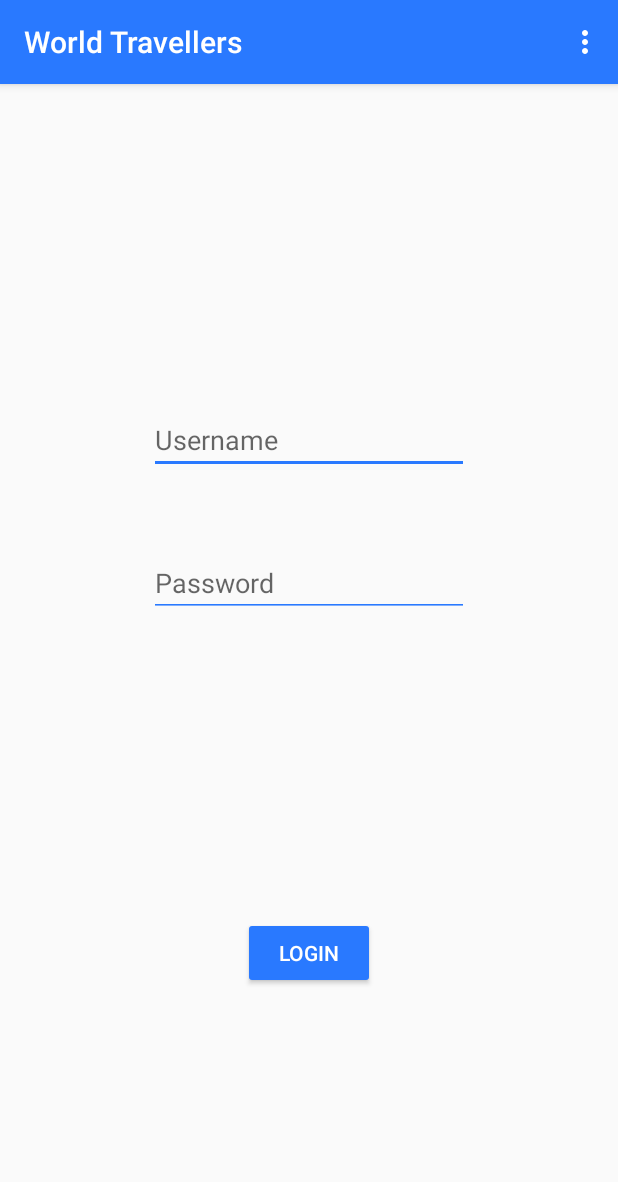
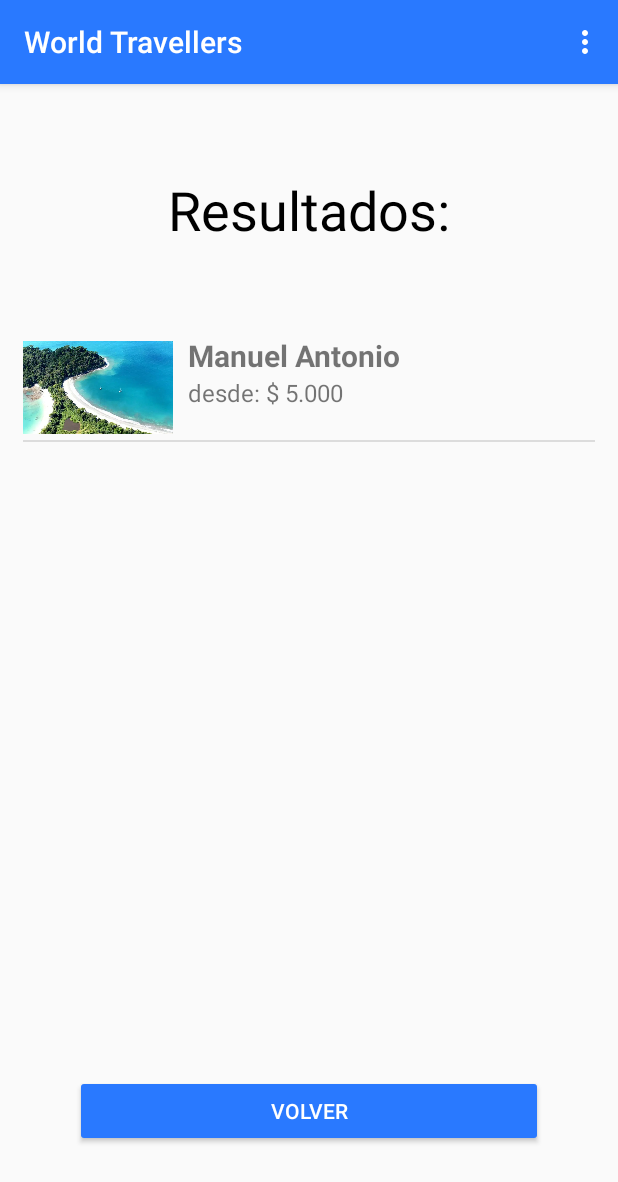
Before and after one commit to juliojose3000/juliojose3000-TravellersApp-SistemasExpertos, an Android app: the Login screen opened directly, with no data from a screen before it, in the options menu, after a tap on "Acerca de nosotros", on a phone screen of 412 x 824 dp. Shown: the top 1182 px of the screen. Run offline under Robolectric (Android 15) with nearby library versions, the phone set to English and light mode, and no system bars.

Commit message:
Creacion de interfaces:
-login
-sign up
-main interfaz
-search travel
-travell results

```diff
--- a/app/build.gradle
+++ b/app/build.gradle
@@ -23,6 +23,7 @@ dependencies {
     implementation fileTree(dir: 'libs', include: ['*.jar'])
     implementation 'androidx.appcompat:appcompat:1.1.0'
     implementation 'androidx.constraintlayout:constraintlayout:1.1.3'
+    implementation 'androidx.legacy:legacy-support-v4:1.0.0'
     testImplementation 'junit:junit:4.12'
     androidTestImplementation 'androidx.test.ext:junit:1.1.1'
     androidTestImplementation 'androidx.test.espresso:espresso-core:3.2.0'
--- a/app/src/main/AndroidManifest.xml
+++ b/app/src/main/AndroidManifest.xml
@@ -12,7 +12,11 @@
         android:roundIcon="@mipmap/ic_launcher_round"
         android:supportsRtl="true"
         android:theme="@style/AppTheme">
-        <activity android:name=".activities.BaseActivity"></activity>
+        <activity android:name=".activities.TravellsResults"></activity>
+        <activity android:name=".activities.SearchTravel" />
+        <activity android:name=".activities.MainInterface" />
+        <activity android:name=".activities.SingUp" />
+        <activity android:name=".activities.BaseActivity" />
         <activity android:name=".activities.Login" />
         <activity android:name=".MainActivity">
             <intent-filter>
--- a/app/src/main/java/com/example/travellersapp_sistemasexpertos/activities/BaseActivity.java
+++ b/app/src/main/java/com/example/travellersapp_sistemasexpertos/activities/BaseActivity.java
@@ -33,14 +33,22 @@ public class BaseActivity extends AppCompatActivity {
     public boolean onOptionsItemSelected(MenuItem item) {
 
         int id = item.getItemId();
+
         Intent i = null;
+
         if (id == R.id.item1) {
-            Toast.makeText(this, "Item 1", Toast.LENGTH_LONG).show();
+
+            i = new Intent(this, TravellsResults.class);
+
+            Toast.makeText(this, "Prueba", Toast.LENGTH_LONG).show();
+
         } else if (id == R.id.item2) {
+
             Toast.makeText(this, "Item 2", Toast.LENGTH_LONG).show();
+
         }
 
-        //startActivity(i);
+        startActivity(i);
         return super.onOptionsItemSelected(item);
     }
 
--- /dev/null
+++ b/app/src/main/java/com/example/travellersapp_sistemasexpertos/activities/TravellsResults.java
@@ -0,0 +1,47 @@
+package com.example.travellersapp_sistemasexpertos.activities;
+
+import androidx.appcompat.app.AppCompatActivity;
+
+import android.content.ClipData;
+import android.os.Bundle;
+import android.widget.Adapter;
+import android.widget.ListView;
+
+import com.example.travellersapp_sistemasexpertos.R;
+import com.example.travellersapp_sistemasexpertos.adapters.ListViewAdapter;
+import com.example.travellersapp_sistemasexpertos.domain.ListViewItem;
+
+import java.util.ArrayList;
+
+public class TravellsResults extends BaseActivity {
+
+    private ListView listViewItems;
+
+    private ListViewAdapter listViewAdapter;
+
+    @Override
+    protected void onCreate(Bundle savedInstanceState) {
+        super.onCreate(savedInstanceState);
+        setContentView(R.layout.activity_travells_results);
+
+        listViewItems = findViewById(R.id.listview_travells);
+
+        listViewAdapter = new ListViewAdapter(getArrayItems(), TravellsResults.this);
+
+        listViewItems.setAdapter(listViewAdapter);
+
+    }
+
+
+    private ArrayList<ListViewItem> getArrayItems(){
+
+        ArrayList<ListViewItem> listItems = new ArrayList<>();
+
+        listItems.add(new ListViewItem(R.drawable.manuelantonio, "Manuel Antonio", "desde: $ 5.000"));
+
+        return listItems;
+
+    }
+
+
+}
--- /dev/null
+++ b/app/src/main/java/com/example/travellersapp_sistemasexpertos/adapters/ListViewAdapter.java
@@ -0,0 +1,58 @@
+package com.example.travellersapp_sistemasexpertos.adapters;
+
+import android.content.Context;
+import android.view.LayoutInflater;
+import android.view.View;
+import android.view.ViewGroup;
+import android.widget.BaseAdapter;
+import android.widget.ImageView;
+import android.widget.TextView;
+
+import com.example.travellersapp_sistemasexpertos.R;
+import com.example.travellersapp_sistemasexpertos.domain.ListViewItem;
+
+import java.util.ArrayList;
+
+public class ListViewAdapter extends BaseAdapter {
+
+    private ArrayList<ListViewItem> listViewItems;
+
+    private Context context;
+
+    public ListViewAdapter(ArrayList<ListViewItem> listViewItems, Context context) {
+        this.listViewItems = listViewItems;
+        this.context = context;
+    }
+
+    @Override
+    public int getCount() {
+        return listViewItems.size();
+    }
+
+    @Override
+    public Object getItem(int i) {
+        return listViewItems.get(i);
+    }
+
+    @Override
+    public long getItemId(int i) {
+        return 0;
+    }
+
+    @Override
+    public View getView(int i, View view, ViewGroup viewGroup) {
+
+        ListViewItem item = (ListViewItem) getItem(i);
+
+        view = LayoutInflater.from(context).inflate(R.layout.item,null);
+        ImageView imgFoto = view.findViewById(R.id.imageView_item);
+        TextView textViewTitle = view.findViewById(R.id.textview_item_title);
+        TextView textViewPrice = view.findViewById(R.id.textview_item_price);
+
+        imgFoto.setImageResource(item.getImgFoto());
+        textViewTitle.setText(item.getTitle());
+        textViewPrice.setText(item.getPrice());
+
+        return view;
+    }
+}
--- /dev/null
+++ b/app/src/main/java/com/example/travellersapp_sistemasexpertos/domain/ListViewItem.java
@@ -0,0 +1,23 @@
+package com.example.travellersapp_sistemasexpertos.domain;
+
+public class ListViewItem {
+
+    private int imgFoto;
+
+    private String title;
+
+    private String price;
+
+    public ListViewItem(int imgFoto, String title, String price) {
+        this.imgFoto = imgFoto;
+        this.title = title;
+        this.price = price;
+    }
+
+    public int getImgFoto() {return imgFoto;}
+
+    public String getTitle() {return title;}
+
+    public String getPrice() {return price;}
+
+}
--- a/app/src/main/res/layout/activity_login.xml
+++ b/app/src/main/res/layout/activity_login.xml
@@ -1,21 +1,20 @@
 <?xml version="1.0" encoding="utf-8"?>
-<androidx.constraintlayout.widget.ConstraintLayout xmlns:android="http://schemas.android.com/apk/res/android"
+<android.widget.LinearLayout xmlns:android="http://schemas.android.com/apk/res/android"
     xmlns:app="http://schemas.android.com/apk/res-auto"
     xmlns:tools="http://schemas.android.com/tools"
     android:layout_width="match_parent"
     android:layout_height="match_parent"
-    tools:context=".activities.Login">
+    tools:context=".activities.Login"
+    android:orientation="vertical">
+
 
     <LinearLayout
-        android:id="@+id/linearLayout"
-        android:layout_width="0dp"
-        android:layout_height="0dp"
+        android:layout_width="match_parent"
+        android:layout_height="match_parent"
+        android:layout_weight="10"
         android:gravity="center"
-        android:orientation="vertical"
-        app:layout_constraintBottom_toBottomOf="parent"
-        app:layout_constraintEnd_toEndOf="parent"
-        app:layout_constraintStart_toStartOf="parent"
-        app:layout_constraintTop_toTopOf="parent">
+        android:orientation="vertical">
+
 
         <Space
             android:layout_width="match_parent"
@@ -41,15 +40,46 @@
             android:hint="Password"
             android:inputType="textPassword" />
 
+
+    </LinearLayout>
+
+    <LinearLayout
+        android:layout_width="match_parent"
+        android:layout_height="match_parent"
+        android:layout_weight="10"
+        android:gravity="bottom"
+        android:orientation="vertical">
+
+
+        <LinearLayout
+            android:layout_width="match_parent"
+            android:layout_height="wrap_content"
+            android:gravity="center"
+            android:orientation="horizontal">
+
+            <Button
+                android:id="@+id/button_cancel"
+                android:layout_width="wrap_content"
+                android:layout_height="wrap_content"
+                android:text="Cancelar" />
+
+            <Space
+                android:layout_width="20dp"
+                android:layout_height="wrap_content"
+                android:layout_weight="0" />
+
+            <Button
+                android:id="@+id/login_button"
+                android:layout_width="wrap_content"
+                android:layout_height="wrap_content"
+                android:text="Iniciar" />
+
+        </LinearLayout>
+
         <Space
             android:layout_width="match_parent"
-            android:layout_height="200dp" />
+            android:layout_height="10dp" />
 
-        <Button
-            android:id="@+id/login_button"
-            android:layout_width="wrap_content"
-            android:layout_height="wrap_content"
-            android:text="LogIn" />
     </LinearLayout>
 
-</androidx.constraintlayout.widget.ConstraintLayout>
+</android.widget.LinearLayout>
--- a/app/src/main/res/layout/activity_main.xml
+++ b/app/src/main/res/layout/activity_main.xml
@@ -27,8 +27,8 @@
     <LinearLayout
         android:layout_width="match_parent"
         android:layout_height="match_parent"
-        android:gravity="bottom"
-        android:orientation="vertical">
+        android:orientation="vertical"
+        android:gravity="bottom">
 
         <LinearLayout
             android:layout_width="match_parent"
--- /dev/null
+++ b/app/src/main/res/layout/activity_travells_results.xml
@@ -0,0 +1,61 @@
+<?xml version="1.0" encoding="utf-8"?>
+<android.widget.LinearLayout xmlns:android="http://schemas.android.com/apk/res/android"
+    xmlns:app="http://schemas.android.com/apk/res-auto"
+    xmlns:tools="http://schemas.android.com/tools"
+    android:layout_width="match_parent"
+    android:layout_height="match_parent"
+    tools:context=".activities.TravellsResults"
+    android:orientation="vertical">
+
+    <LinearLayout
+        android:layout_width="match_parent"
+        android:layout_height="match_parent"
+        android:layout_weight="180"
+        android:orientation="vertical"
+        android:gravity="center">
+
+
+        <TextView
+            android:id="@+id/textView5"
+            style="@style/MyTextViewStyle_Title"
+            android:text="Resultados:" />
+
+    </LinearLayout>
+
+
+    <LinearLayout
+        android:layout_width="match_parent"
+        android:layout_height="match_parent"
+        android:layout_weight="100"
+        android:orientation="vertical">
+
+        <ListView
+            android:id="@+id/listview_travells"
+            android:layout_width="match_parent"
+            android:layout_height="match_parent"
+            android:layout_marginRight="15dp"
+            android:layout_marginLeft="15dp"/>
+
+
+    </LinearLayout>
+
+
+    <LinearLayout
+        android:layout_width="match_parent"
+        android:layout_height="match_parent"
+        android:layout_weight="180"
+        android:orientation="vertical"
+        android:gravity="center">
+
+
+        <Button
+            android:id="@+id/button_back"
+            android:layout_width="match_parent"
+            android:layout_height="wrap_content"
+            android:text="Volver"
+            android:layout_marginLeft="50dp"
+            android:layout_marginRight="50dp"/>
+    </LinearLayout>
+
+
+</android.widget.LinearLayout>
--- /dev/null
+++ b/app/src/main/res/layout/item.xml
@@ -0,0 +1,45 @@
+<?xml version="1.0" encoding="utf-8"?>
+<LinearLayout
+    xmlns:android="http://schemas.android.com/apk/res/android"
+    android:orientation="horizontal"
+    android:layout_width="match_parent"
+    android:layout_height="match_parent">
+
+
+    <ImageView
+        android:layout_width="100dp"
+        android:layout_height="70dp"
+        android:id="@+id/imageView_item">
+
+    </ImageView>
+
+
+    <LinearLayout
+        android:layout_width="match_parent"
+        android:layout_height="wrap_content"
+        android:orientation="vertical"
+        android:layout_marginLeft="10dp">
+
+        <TextView
+            android:layout_width="wrap_content"
+            android:layout_height="wrap_content"
+            android:id="@+id/textview_item_title"
+            android:textSize="20dp"
+            android:textStyle="bold">
+
+        </TextView>
+
+
+        <TextView
+            android:layout_width="wrap_content"
+            android:layout_height="wrap_content"
+            android:id="@+id/textview_item_price"
+            android:textSize="16dp">
+
+        </TextView>
+
+
+    </LinearLayout>
+
+
+</LinearLayout>
--- /dev/null
+++ b/app/src/main/res/values/dimen.xml
@@ -0,0 +1,4 @@
+<?xml version="1.0" encoding="utf-8"?>
+<resources>
+    <dimen name="MyDimension">2</dimen>
+</resources>
--- a/app/src/main/res/values/strings.xml
+++ b/app/src/main/res/values/strings.xml
@@ -1,3 +1,6 @@
 <resources>
     <string name="app_name">World Travellers</string>
+
+    <!-- TODO: Remove or change this placeholder text -->
+    <string name="hello_blank_fragment">Hello blank fragment</string>
 </resources>
--- a/app/src/main/res/values/styles.xml
+++ b/app/src/main/res/values/styles.xml
@@ -19,4 +19,26 @@
         <item name="android:backgroundTint">@color/myColor</item>
     </style>
 
+
+    <style name="editText_Register">
+        <item name="android:layout_height">wrap_content</item>
+        <item name="android:layout_width">match_parent</item>
+        <item name="android:layout_marginLeft">30dp</item>
+        <item name="android:layout_marginRight">30dp</item>
+        <item name="android:layout_marginTop">20dp</item>
+    </style>
+
+
+    <style name="MyTextViewStyle_Title">
+        <item name="android:textColor">#000000</item>
+        <item name="android:textSize">36dp</item>
+        <item name="android:layout_width">wrap_content</item>
+        <item name="android:layout_height">wrap_content</item>
+    </style>
+
+    <style name="MySpaceStyle">
+        <item name="android:layout_height">35sp</item>
+        <item name="android:layout_width">wrap_content</item>
+    </style>
+
 </resources>
```
Also changed, not shown: app/src/main/java/com/example/travellersapp_sistemasexpertos/activities/MainInterface.java (added, +16 -0 lines), app/src/main/java/com/example/travellersapp_sistemasexpertos/activities/SearchTravel.java (added, +21 -0 lines), app/src/main/java/com/example/travellersapp_sistemasexpertos/activities/SingUp.java (added, +16 -0 lines), app/src/main/res/layout/activity_main_interface.xml (added, +104 -0 lines), app/src/main/res/layout/activity_search_travel.xml (added, +102 -0 lines), app/src/main/res/layout/activity_sing_up.xml (added, +84 -0 lines), app/src/main/res/drawable/manuelantonio.jpg (added).
